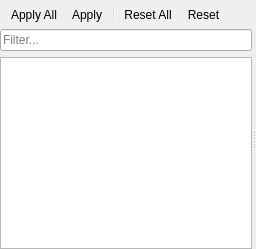
Before: the Qt Designer form apps/rehuco-agent/src/rehuco_agent/settings/ui/settings_dialog.ui in borco/rehuco, drawn with Qt 5.
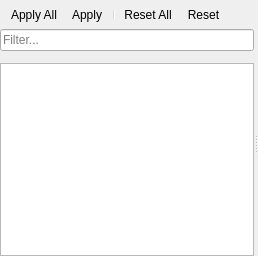
After: the same form once the commit is applied. Custom widgets are drawn as their Qt base class.

Commit message: refs #67: feat: group Settings pages into filterable QFrames

```diff
--- a/apps/rehuco-agent/src/rehuco_agent/settings/ui/settings_dialog.ui
+++ b/apps/rehuco-agent/src/rehuco_agent/settings/ui/settings_dialog.ui
@@ -2,6 +2,14 @@
 <ui version="4.0">
  <class>SettingsDialog</class>
  <widget class="QWidget" name="SettingsDialog">
+  <property name="geometry">
+   <rect>
+    <x>0</x>
+    <y>0</y>
+    <width>258</width>
+    <height>256</height>
+   </rect>
+  </property>
   <layout class="QVBoxLayout" name="main_layout">
    <property name="spacing">
     <number>0</number>
@@ -41,6 +49,9 @@
          </property>
         </widget>
        </item>
+       <item>
+        <widget class="WrappingCheckBox" name="show_full_page_check_box" native="true"/>
+       </item>
        <item>
         <widget class="QTreeView" name="category_tree">
          <property name="headerHidden">
@@ -87,6 +98,13 @@
    </property>
   </action>
  </widget>
+ <customwidgets>
+  <customwidget>
+   <class>WrappingCheckBox</class>
+   <extends>QWidget</extends>
+   <header>borco_pyside.widgets</header>
+  </customwidget>
+ </customwidgets>
  <resources/>
  <connections/>
 </ui>
```
The commit also changes 11 other files.
